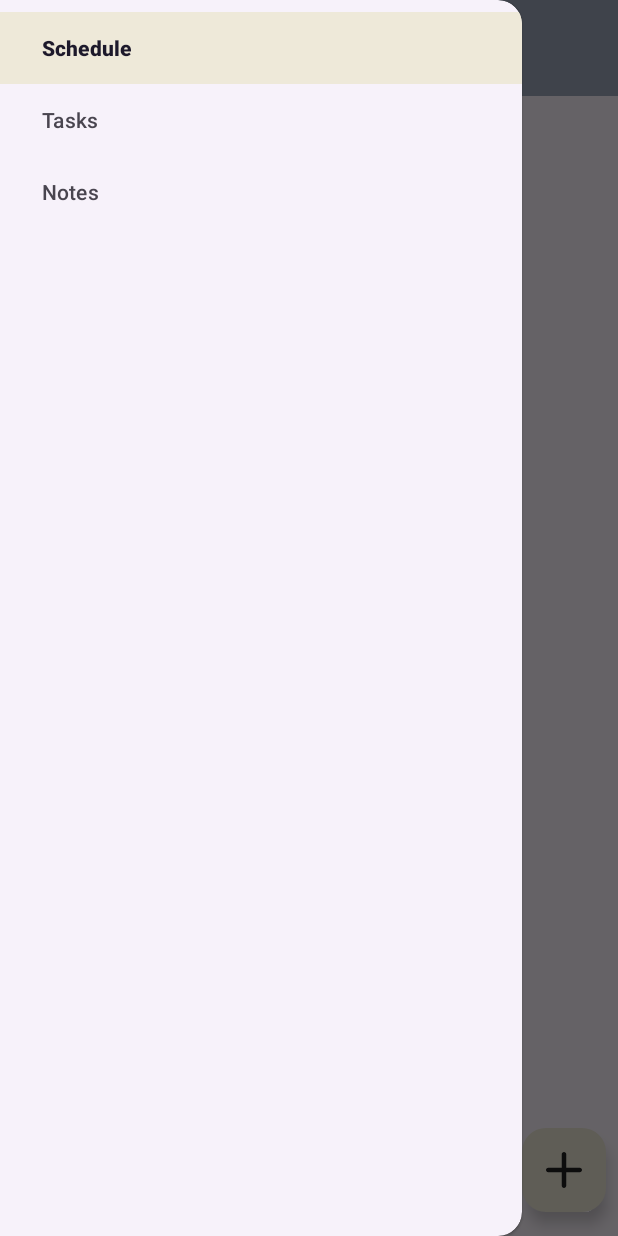
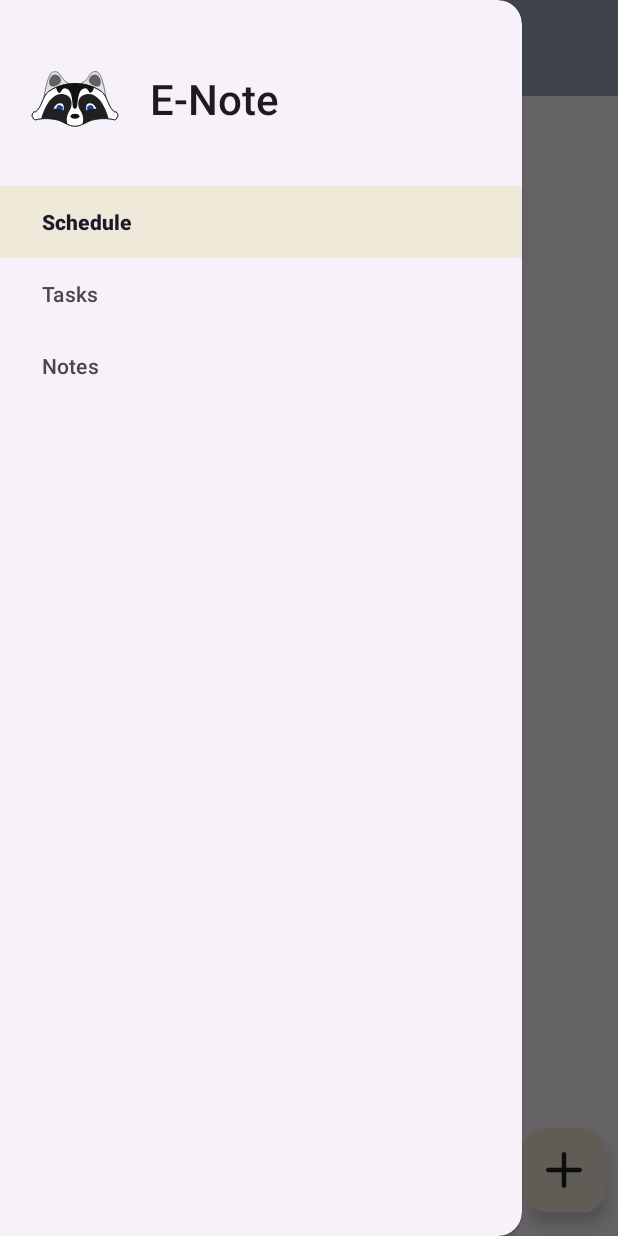
Before and after one commit to fresh-ops/E-Note, an Android app: the screen it shows after launch (MainActivity), with the side drawer open, on a phone screen of 412 x 824 dp. Run offline under Robolectric (Android 15) with nearby library versions, the phone set to English and light mode, and no system bars; our stand-ins replace navigation-ui.

Commit message:
Added header to navigation view

```diff
--- a/app/src/main/res/layout/activity_main.xml
+++ b/app/src/main/res/layout/activity_main.xml
@@ -21,6 +21,7 @@
         android:layout_height="match_parent"
         android:layout_gravity="start"
         app:menu="@menu/menu_main"
+        app:headerLayout="@layout/nav_header"
         app:itemBackground="@drawable/selector"/>
 
 
--- /dev/null
+++ b/app/src/main/res/layout/nav_header.xml
@@ -0,0 +1,22 @@
+<?xml version="1.0" encoding="utf-8"?>
+<LinearLayout xmlns:android="http://schemas.android.com/apk/res/android"
+    android:layout_width="match_parent"
+    android:layout_height="wrap_content"
+    android:orientation="horizontal"
+    android:theme="@style/ThemeOverlay.AppCompat"
+    android:paddingTop="16dp">
+
+    <ImageView
+        android:layout_width="100dp"
+        android:layout_height="100dp"
+        android:src="@drawable/ic_launcher_foreground"
+        android:scaleType="centerCrop"/>
+
+    <TextView
+        android:layout_width="wrap_content"
+        android:layout_height="wrap_content"
+        android:layout_gravity="center_vertical"
+        android:text="@string/app_name"
+        android:textAppearance="@style/TextAppearance.Large.Header1"/>
+
+</LinearLayout>
--- a/app/src/main/res/values/style.xml
+++ b/app/src/main/res/values/style.xml
@@ -5,7 +5,7 @@
     </style>
 
     <style name="TextAppearance.Large.Header1" parent="TextAppearance.Large">
-        <item name="android:textSize">30sp</item>
+        <item name="android:textSize">28sp</item>
     </style>
     <style name="TextAppearance.Large.Header2" parent="TextAppearance.Large">
         <item name="android:textSize">26sp</item>
```
Also changed, not shown: app/src/main/res/drawable-v24/ic_launcher_foreground.xml (deleted, +0 -30 lines).
